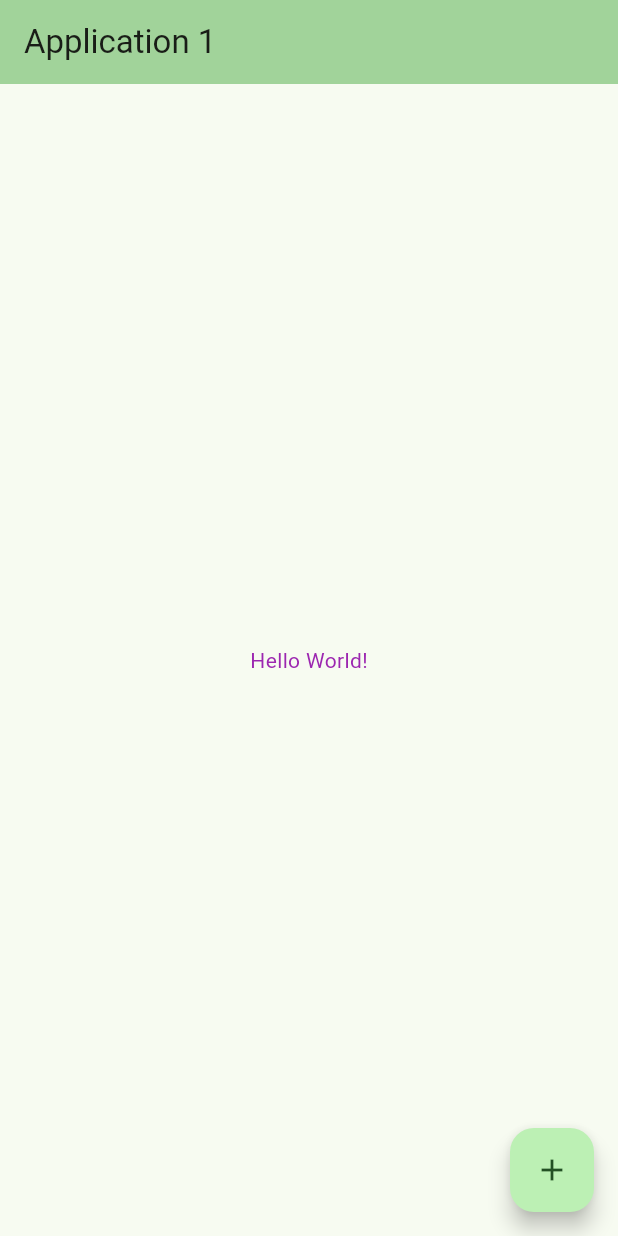
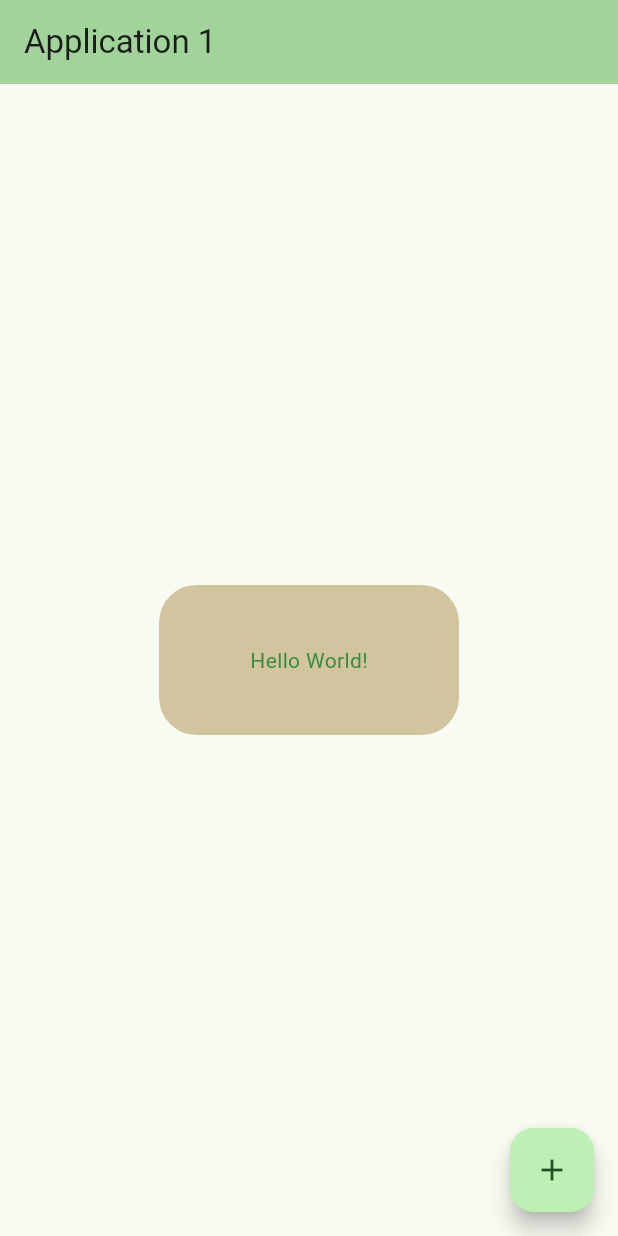
Before and after one commit to 49M/flutter_app1, a Flutter app: the screen it shows after launch, on a phone screen of 412 x 824 dp. Run offline on Flutter 3.47's test engine with Material 3 defaults, Android fonts, the phone set to English and light mode, and no system bars.

Commit message:
some new elements

```diff
--- a/lib/main.dart
+++ b/lib/main.dart
@@ -11,9 +11,11 @@ class MyApp extends StatelessWidget {
   @override
   Widget build(BuildContext context) {
     return MaterialApp(
+      debugShowCheckedModeBanner: false,
       title: 'Flutter Demo',
       theme: ThemeData(
-        colorScheme: ColorScheme.fromSeed(seedColor: Colors.green),
+        colorScheme: ColorScheme.fromSeed(
+            seedColor: Colors.green, brightness: Brightness.light),
         useMaterial3: true,
       ),
       home: const MyHomePage(title: 'Application 1'),
@@ -77,10 +79,19 @@ class _MyHomePageState extends State<MyHomePage> {
         // the App.build method, and use it to set our appbar title.
         title: Text(widget.title),
       ),
-      body: const Center(
+      body: Center(
         // Center is a layout widget. It takes a single child and positions it
         // in the middle of the parent.
-        child: Text('Hello World!', style: TextStyle(color: Colors.purple)),
+        child: Container(
+            height: 100,
+            width: 200,
+            decoration: BoxDecoration(
+              borderRadius: BorderRadius.circular(25.0),
+              color: const Color(0xFFD2C49E),
+            ),
+            alignment: Alignment.center,
+            child: Text('Hello World!',
+                style: TextStyle(color: Colors.green[700]))),
       ),
       floatingActionButton: FloatingActionButton(
         onPressed: _incrementCounter,
```
